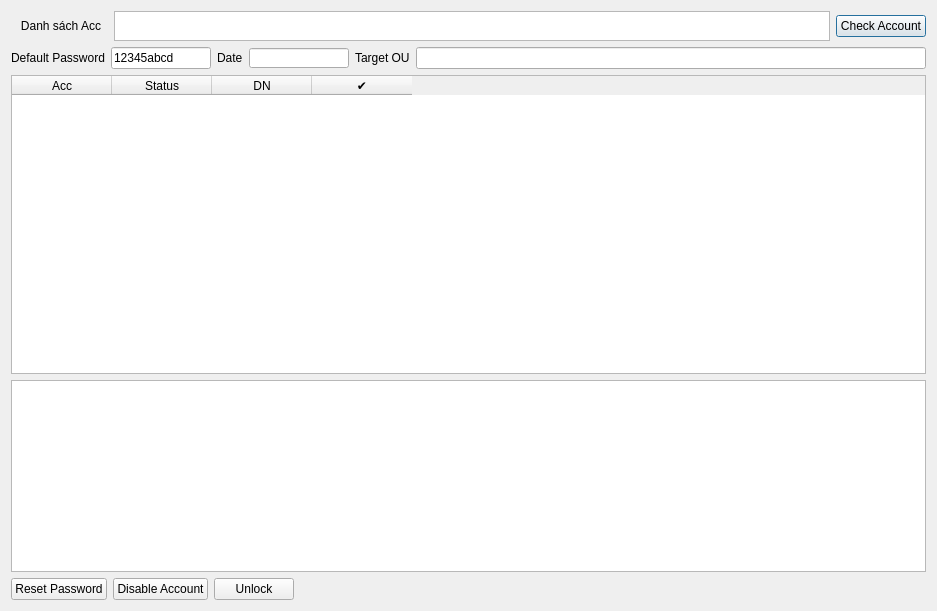
First picture: the form in ui/adtool.ui, repository ntcong/adtool, before the edit.
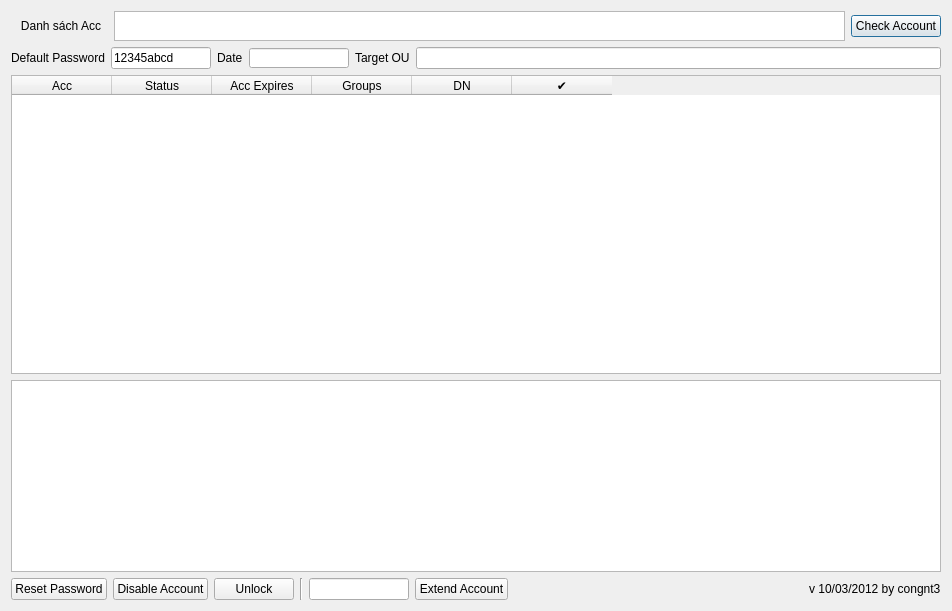
Second picture: the form after the edit.

Commit message: add groups, expires date and extend button

The edit to the form file:
```diff
--- a/ui/adtool.ui
+++ b/ui/adtool.ui
@@ -6,7 +6,7 @@
    <rect>
     <x>0</x>
     <y>0</y>
-    <width>937</width>
+    <width>952</width>
     <height>611</height>
    </rect>
   </property>
@@ -120,6 +120,16 @@
        <string>Status</string>
       </property>
      </column>
+     <column>
+      <property name="text">
+       <string>Acc Expires</string>
+      </property>
+     </column>
+     <column>
+      <property name="text">
+       <string>Groups</string>
+      </property>
+     </column>
      <column>
       <property name="text">
        <string>DN</string>
@@ -165,6 +175,30 @@
        </property>
       </widget>
      </item>
+     <item>
+      <widget class="Line" name="line">
+       <property name="orientation">
+        <enum>Qt::Vertical</enum>
+       </property>
+      </widget>
+     </item>
+     <item>
+      <widget class="QLineEdit" name="extend_date">
+       <property name="maximumSize">
+        <size>
+         <width>100</width>
+         <height>16777215</height>
+        </size>
+       </property>
+      </widget>
+     </item>
+     <item>
+      <widget class="QPushButton" name="extend_button">
+       <property name="text">
+        <string>Extend Account</string>
+       </property>
+      </widget>
+     </item>
      <item>
       <spacer name="horizontalSpacer">
        <property name="orientation">
@@ -178,6 +212,13 @@
        </property>
       </spacer>
      </item>
+     <item>
+      <widget class="QLabel" name="version_info">
+       <property name="text">
+        <string>v 10/03/2012 by congnt3</string>
+       </property>
+      </widget>
+     </item>
     </layout>
    </item>
   </layout>
```
The commit also changes 2 other files.
